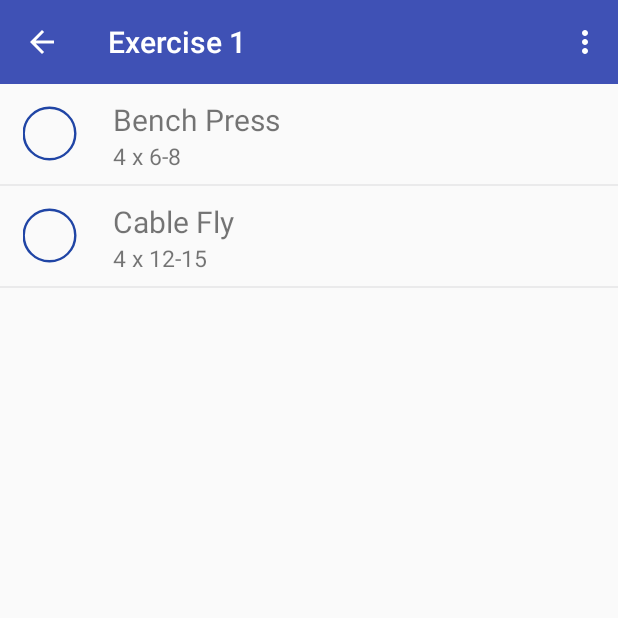
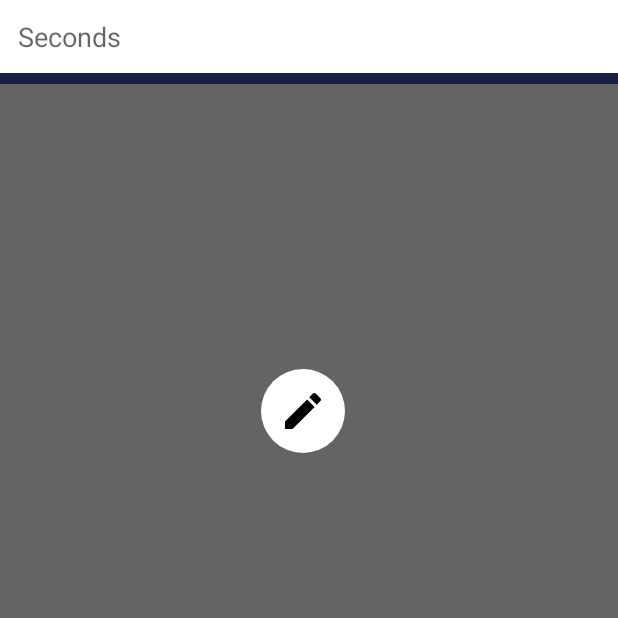
Before and after one commit to alex-t-nguyen/FitnessApp, an Android app: the workoutTemplate screen opened directly, with no data from a screen before it, in the options menu, after a tap on "add rest", on a phone screen of 412 x 824 dp, the top half of it. Run offline under Robolectric (Android 15) with nearby library versions, the phone set to English and light mode, and no system bars; our stand-ins replace Firebase (no records; nobody signed in at launch, a user with empty details on screens opened directly); libraries missing offline, so code that uses them is left out: com.facebook, com.facebook.appevents.

Commit message:
Finished database adding exercises and rest slots in workout and fixed adding workouts to list and database

```diff
--- a/app/src/main/AndroidManifest.xml
+++ b/app/src/main/AndroidManifest.xml
@@ -27,7 +27,8 @@
 
                 <category android:name="android.intent.category.LAUNCHER" />
             </intent-filter>
-        </activity> <!-- Sign Up screen -->
+        </activity>
+        <!-- Sign Up screen -->
         <activity android:name=".signUp">
             <intent-filter>
                 <action android:name=".signUp" />
--- a/app/src/main/java/com/example/fitnessapp/workoutTemplate.java
+++ b/app/src/main/java/com/example/fitnessapp/workoutTemplate.java
@@ -1,5 +1,6 @@
 package com.example.fitnessapp;
 
+import androidx.annotation.NonNull;
 import androidx.appcompat.app.AppCompatActivity;
 import androidx.appcompat.widget.Toolbar;
 import androidx.recyclerview.widget.DividerItemDecoration;
@@ -16,28 +17,33 @@ import android.view.Gravity;
 import android.view.Menu;
 import android.view.MenuItem;
 import android.view.View;
+import android.widget.EditText;
 import android.widget.ImageView;
 import android.widget.ProgressBar;
 import android.widget.TextView;
 import android.widget.Toast;
 
 import com.example.fitnessapp.listanimate.CustomItemAnimator;
+import com.example.fitnessapp.workoutCategory.Exercise;
 import com.google.firebase.auth.FirebaseAuth;
+import com.google.firebase.database.DataSnapshot;
+import com.google.firebase.database.DatabaseError;
 import com.google.firebase.database.DatabaseReference;
 import com.google.firebase.database.FirebaseDatabase;
+import com.google.firebase.database.ValueEventListener;
 
 import java.util.ArrayList;
 
 public class workoutTemplate extends AppCompatActivity {
 
-    private static final String test = "test";
-    private ArrayList<String> mExercises = new ArrayList<>();
+    private static final String TAG = "workoutTemplate: ";
+    private ArrayList<Exercise> mExercises = new ArrayList<>();
     private ArrayList<String> mDescriptions = new ArrayList<>();
 
-    private Dialog popAddExercise;
+    private Dialog popAddExercise, popAddRest;
     private ImageView popupPostImage, popupAddBtn;
 
-    TextView popupTitle, popupSets, popupReps;
+    TextView popupTitle, popupSets, popupReps, popupTime;
     ProgressBar popupClickProgress;
 
     private workoutTemplate_listAdapter adapter;
@@ -50,32 +56,129 @@ public class workoutTemplate extends AppCompatActivity {
     protected void onCreate(Bundle savedInstanceState) {
         super.onCreate(savedInstanceState);
         setContentView(R.layout.workout_template);
-        initRecyclerView();
 
         Toolbar toolbar = findViewById(R.id.toolbar);
         setSupportActionBar(toolbar);
         getSupportActionBar().setTitle("Exercise 1");
         getSupportActionBar().setDisplayHomeAsUpEnabled(true);
 
-        inipopup();
+        inipopupaddExercise();
+        inipopupaddRest();
 
         Intent intent = getIntent();
-        String key = intent.getStringExtra("key");
-        Log.i(test, key);
+        String workoutKey = intent.getStringExtra("selectedWorkoutKey");
+        String workoutGroup = intent.getStringExtra("selectedWorkoutGroup");
+        if (workoutKey == null)
+            Log.d(TAG, "null");
+        if(workoutGroup == null)
+            Log.d(TAG, "null2");
+        else {
+            Log.d(TAG, workoutKey);
+            Log.d(TAG, workoutGroup);
+        }
+
+
+        database = FirebaseDatabase.getInstance();
+        myRef = database.getReference("Workouts").child(FirebaseAuth.getInstance().getCurrentUser().getUid()).child(workoutGroup).child(workoutKey);
+
+        //initRecyclerView();
+
+
+        RecyclerView recyclerView = findViewById(R.id.recycler_view);
+        DividerItemDecoration itemDecoration = new DividerItemDecoration(getApplicationContext(), DividerItemDecoration.VERTICAL);
+        recyclerView.addItemDecoration(itemDecoration);
+
+        adapter = new workoutTemplate_listAdapter(mExercises, /*mDescriptions,*/getApplicationContext());
+        recyclerView.setAdapter(adapter);
+        recyclerView.setLayoutManager(new LinearLayoutManager(this));
+
+        // Setup custom item animator
+        recyclerView.setItemAnimator(new CustomItemAnimator());
+
+
+
+        myRef.addValueEventListener(new ValueEventListener() {
+            @Override
+            public void onDataChange(@NonNull DataSnapshot dataSnapshot) {
+                mExercises.clear();
+
+                for (DataSnapshot snapshot : dataSnapshot.getChildren())
+                {
+                    Exercise exercise = snapshot.getValue(Exercise.class);
+                    mExercises.add(exercise);
+
+                    Log.d(TAG, "Name: " + exercise.getName());
+
+                    adapter.notifyDataSetChanged();
+                }
+            }
+
+            @Override
+            public void onCancelled(@NonNull DatabaseError databaseError) {
+
+            }
+        });
+
+        /*
+        myRef.addValueEventListener(new ValueEventListener() {
+            @Override
+            public void onDataChange(@NonNull DataSnapshot dataSnapshot) {
+                listHashMap.clear();
+                listHeader.clear();
+
+                for(DataSnapshot snapshot : dataSnapshot.getChildren())
+                {
+                    try {
+                        final String parentKey = snapshot.getKey();  // contains "Push" category
+                        DatabaseReference childReference = database.getReference("Workouts").child(FirebaseAuth.getInstance().getCurrentUser().getUid()).child(parentKey);
+
+                        childReference.addValueEventListener(new ValueEventListener() {
+                            @Override
+                            public void onDataChange(@NonNull DataSnapshot dataSnapshot) {
+                                newExpandableCategory = new ArrayList<>();
+                                for (DataSnapshot snapshot1 : dataSnapshot.getChildren()) {
+                                    String childValue = snapshot1.getKey();
+                                    newExpandableCategory.add(childValue);
+                                }
+                                // Creates item in list
+                                listHeader.add(parentKey);
+                                listHashMap.put(listHeader.get(listHeader.size() - 1), newExpandableCategory);
+                                listAdapter.notifyDataSetChanged();
+                            }
+
+                            @Override
+                            public void onCancelled(@NonNull DatabaseError databaseError) {
+
+                            }
+                        });
+                    }
+                    catch(Exception e)
+                    {
+                        Log.i(TAG, "Exception: " + e.toString());
+                    }
+                }
+            }
+            @Override
+            public void onCancelled(@NonNull DatabaseError databaseError) {
+
+            }
+        });
+        */
     }
 
     private void initRecyclerView() {
-
+        /*
         mExercises.add("Bench Press");
         mDescriptions.add("4" + " x " + "6-8");
 
         mExercises.add("Cable Fly");
         mDescriptions.add("4" + " x " + "12-15");
-
+        */
         RecyclerView recyclerView = findViewById(R.id.recycler_view);
         DividerItemDecoration itemDecoration = new DividerItemDecoration(getApplicationContext(), DividerItemDecoration.VERTICAL);
         recyclerView.addItemDecoration(itemDecoration);
-        adapter = new workoutTemplate_listAdapter(mExercises, mDescriptions, this);
+
+        adapter = new workoutTemplate_listAdapter(mExercises, /*mDescriptions,*/getApplicationContext());
         recyclerView.setAdapter(adapter);
         recyclerView.setLayoutManager(new LinearLayoutManager(this));
 
@@ -98,6 +201,9 @@ public class workoutTemplate extends AppCompatActivity {
                 Toast.makeText(this, "Add Exercise", Toast.LENGTH_SHORT).show();
                 popAddExercise.show();
                 break;
+            case R.id.add_rest:
+                Toast.makeText(this, "Add Rest", Toast.LENGTH_SHORT).show();
+                popAddRest.show();
             case R.id.edit:
                 Toast.makeText(this, "Edit Exercises", Toast.LENGTH_SHORT).show();
                 break;
@@ -105,7 +211,7 @@ public class workoutTemplate extends AppCompatActivity {
         return super.onOptionsItemSelected(item);
     }
 
-    private void inipopup() {
+    private void inipopupaddExercise() {
         popAddExercise = new Dialog(this);
         popAddExercise.setContentView(R.layout.popup_add_exercise);
         popAddExercise.getWindow().setBackgroundDrawable(new ColorDrawable(Color.TRANSPARENT));
@@ -120,29 +226,69 @@ public class workoutTemplate extends AppCompatActivity {
         popupAddBtn = popAddExercise.findViewById(R.id.popup_add);
         popupClickProgress = popAddExercise.findViewById(R.id.popup_progressBar);
 
-        database = FirebaseDatabase.getInstance();
-        // myRef = database.getReference("Workouts").child(FirebaseAuth.getInstance().getCurrentUser().getUid()).child()
-
         // Add exercise click listener
         popupAddBtn.setOnClickListener(new View.OnClickListener() {
             @Override
             public void onClick(View v) {
                 popupAddBtn.setVisibility(View.INVISIBLE);
                 popupClickProgress.setVisibility(View.VISIBLE);
-                addExercise(popupTitle.getText().toString(), popupSets.getText().toString(), popupReps.getText().toString());
+                Exercise exercise = new Exercise(popupTitle.getText().toString(), popupSets.getText().toString(), popupReps.getText().toString(), "");
+                addExercise(exercise);
+                String exerciseKey = myRef.push().getKey();
+                Log.d(TAG, "key: " + exerciseKey);
+                myRef.child(exerciseKey).child("name").setValue(exercise.getName());
+                myRef.child(exerciseKey).child("sets").setValue(exercise.getSets());
+                myRef.child(exerciseKey).child("reps").setValue(exercise.getReps());
+                myRef.child(exerciseKey).child("rest").setValue(exercise.getRest());    // Empty string
 
+                //Log.i(TAG, popupTitle.getText().toString());
+
+                popupClickProgress.setVisibility(View.INVISIBLE);
                 popAddExercise.dismiss();
-                popupClickProgress.setVisibility(View.INVISIBLE);
                 popupAddBtn.setVisibility(View.VISIBLE);
             }
         });
     }
 
-    private void addExercise(String name, String sets, String reps) {
-        mExercises.add(name);
-        mDescriptions.add(sets + " x " + reps);
+    private void addExercise(Exercise exercise) {
+        mExercises.add(exercise);
+        //mDescriptions.add(sets + " x " + reps);
         adapter.notifyItemInserted(mExercises.size() - 1);
     }
 
+    private void inipopupaddRest() {
+        popAddRest = new Dialog(this);
+        popAddRest.setContentView(R.layout.popup_add_rest);
+        popAddRest.getWindow().setBackgroundDrawable(new ColorDrawable(Color.TRANSPARENT));
+        popAddRest.getWindow().setLayout(Toolbar.LayoutParams.MATCH_PARENT, Toolbar.LayoutParams.WRAP_CONTENT);
+        popAddRest.getWindow().getAttributes().gravity = Gravity.TOP;
 
+        // inipopup widgets
+        popupPostImage = popAddRest.findViewById(R.id.popup_img);
+        popupTime = popAddRest.findViewById(R.id.popupTime);
+        //popupTime.setTransformationMethod(null);
+        popupAddBtn = popAddRest.findViewById(R.id.popup_add_rest);
+        popupClickProgress = popAddRest.findViewById(R.id.popup_progressBar);
+
+        popupAddBtn.setOnClickListener(new View.OnClickListener() {
+            @Override
+            public void onClick(View v) {
+                popupAddBtn.setVisibility(View.INVISIBLE);
+                popupClickProgress.setVisibility(View.VISIBLE);
+                Exercise exercise = new Exercise();
+                exercise.setRest(popupTime.getText().toString());
+                addExercise(exercise);
+                String restKey = myRef.push().getKey();
+
+                myRef.child(restKey).child("name").setValue(exercise.getName());    // Empty string
+                myRef.child(restKey).child("sets").setValue(exercise.getSets());    // Empty string
+                myRef.child(restKey).child("reps").setValue(exercise.getReps());    // Empty string
+                myRef.child(restKey).child("rest").setValue(exercise.getRest());
+
+                popupClickProgress.setVisibility(View.INVISIBLE);
+                popAddRest.dismiss();
+                popupAddBtn.setVisibility(View.VISIBLE);
+            }
+        });
+    }
 }
--- a/app/src/main/java/com/example/fitnessapp/workoutTemplate_listAdapter.java
+++ b/app/src/main/java/com/example/fitnessapp/workoutTemplate_listAdapter.java
@@ -1,6 +1,8 @@
 package com.example.fitnessapp;
 
 import android.content.Context;
+import android.nfc.Tag;
+import android.text.TextUtils;
 import android.util.Log;
 import android.view.LayoutInflater;
 import android.view.View;
@@ -13,60 +15,145 @@ import androidx.annotation.NonNull;
 import androidx.recyclerview.widget.RecyclerView;
 import androidx.recyclerview.widget.RecyclerView.Adapter;
 
+import com.example.fitnessapp.workoutCategory.Exercise;
 import com.facebook.appevents.suggestedevents.ViewOnClickListener;
 
 import java.util.ArrayList;
 
-public class workoutTemplate_listAdapter extends Adapter<workoutTemplate_listAdapter.viewHolder>{
+public class workoutTemplate_listAdapter extends Adapter<RecyclerView.ViewHolder>{
     private static final String TAG = "RecyclerViewAdapter";
 
-    private ArrayList<String> mExercises = new ArrayList<>();
-    private ArrayList<String> mDescriptions = new ArrayList<>();
+    private ArrayList<Exercise> mExercises;
+    // ArrayList<String> mDescriptions = new ArrayList<>();
     private Context mContext;
 
+    private static int TYPE_NAME = 1;
+    private static int TYPE_REST = 2;
 
-    public workoutTemplate_listAdapter(ArrayList<String> mExercises, ArrayList<String> mDescriptions, Context mContext) {
+
+    public workoutTemplate_listAdapter(ArrayList<Exercise> mExercises, /*ArrayList<String> mDescriptions,*/ Context mContext) {
         this.mExercises = mExercises;
-        this.mDescriptions = mDescriptions;
+        //this.mDescriptions = mDescriptions;
         this.mContext = mContext;
     }
 
     @NonNull
     @Override
-    public viewHolder onCreateViewHolder(@NonNull ViewGroup parent, int viewType) {
-        View view = LayoutInflater.from(parent.getContext()).inflate(R.layout.workout_template_list_item, parent, false);
-        return new viewHolder(view);
+    public RecyclerView.ViewHolder onCreateViewHolder(@NonNull ViewGroup parent, int viewType) {
+        View view;
+        if (viewType == TYPE_NAME) {
+            view = LayoutInflater.from(parent.getContext()).inflate(R.layout.workout_template_list_item, parent, false);
+            return new viewHolderName(view);
+        }
+        else //
+        {
+            view = LayoutInflater.from(parent.getContext()).inflate(R.layout.workout_template_list_item_rest, parent, false);
+            return new viewHolderRest(view);
+        }
     }
 
+    @Override
+    public void onBindViewHolder(@NonNull RecyclerView.ViewHolder holder, final int position) {
+        if(getItemViewType(position) == TYPE_NAME)
+        {
+            ((viewHolderName)holder).setNameDetails(mExercises.get(position));
+            ((viewHolderName)holder).parentLayout.setOnClickListener(new View.OnClickListener() {
+                @Override
+                public void onClick(View v) {
+                    Toast.makeText(mContext, mExercises.get(position).getName(), Toast.LENGTH_SHORT).show();
+                }
+            });
+        }
+        else
+            ((viewHolderRest)holder).setRestDetails(mExercises.get(position));
+    }
+
+    /*
     @Override
     public void onBindViewHolder(@NonNull viewHolder holder, final int position) {
         Log.d(TAG, "onBindViewHolder: called.");
 
-        holder.exercise.setText(mExercises.get(position));
-        holder.description.setText(mDescriptions.get(position));
+        holder.exercise.setText(mExercises.get(position).getName());
+        String description = mExercises.get(position).getSets() + " x " + mExercises.get(position).getReps();
+        Log.d(TAG, "description: " + mExercises.get(position).getSets() + " sets.");
+        holder.description.setText(description);
         holder.parentLayout.setOnClickListener(new View.OnClickListener() {
             @Override
             public void onClick(View v) {
-                Toast.makeText(mContext, mExercises.get(position), Toast.LENGTH_SHORT).show();
+                Toast.makeText(mContext, mExercises.get(position).getName(), Toast.LENGTH_SHORT).show();
             }
         });
     }
+    */
 
     @Override
     public int getItemCount() {
         return mExercises.size();
     }
 
-    public class viewHolder extends RecyclerView.ViewHolder {
+    @Override
+    public int getItemViewType(int position)
+    {
+        if(TextUtils.isEmpty(mExercises.get(position).getRest()))
+            return TYPE_NAME;
+        else
+            return TYPE_REST;
+    }
+
+    public class viewHolderName extends RecyclerView.ViewHolder {
         TextView exercise;
         TextView description;
         RelativeLayout parentLayout;
 
-        public viewHolder(View itemView) {
+        public viewHolderName(View itemView) {
             super(itemView);
             exercise = itemView.findViewById(R.id.exercise_name);
             description = itemView.findViewById(R.id.description);
             parentLayout = itemView.findViewById(R.id.list_item_layout);
+
         }
+        private void setNameDetails(Exercise e)
+        {
+            exercise.setText(e.getName());
+            String desc = e.getSets() + " x " + e.getReps();
+            description.setText(desc);
+        }
+
+    }
+
+    public class viewHolderRest extends RecyclerView.ViewHolder {
+        TextView exercise;
+        TextView description;
+        RelativeLayout parentLayout;
+
+        public viewHolderRest(View itemView) {
+            super(itemView);
+            exercise = itemView.findViewById(R.id.rest_title);
+            description = itemView.findViewById(R.id.description_rest);
+            parentLayout = itemView.findViewById(R.id.list_item_layout);
+        }
+        private void setRestDetails(Exercise e)
+        {
+            exercise.setText("REST");
+            int restTime = Integer.parseInt(e.getRest());
+            int seconds = restTime;
+            int minutes = 0;
+            String timeFormatted;
+            if(restTime > 60) {
+                seconds = restTime % 60;
+                minutes = restTime / 60;
+            }
+            if (minutes < 10 && seconds < 10)   // If min and sec are both single digit
+                timeFormatted = "0" + minutes + ":" + "0" + seconds;
+            else if (minutes < 10 && seconds > 10)  // If only min is single digit
+                timeFormatted = "0" + minutes + ":" + seconds;
+            else if (minutes > 10 && seconds < 10)  // If only sec is single digit
+                timeFormatted = minutes + ":" + "0" + seconds;
+            else    // If neither min or sec are single digit
+                timeFormatted = minutes + ":" + seconds;
+            description.setText(timeFormatted);
+        }
+
+
     }
 }
--- a/app/src/main/res/layout/menu_fragment.xml
+++ b/app/src/main/res/layout/menu_fragment.xml
@@ -12,7 +12,6 @@
     android:layout_width="match_parent"
     android:layout_height="wrap_content"
     android:background="@color/contentBodyColor">
-
     <LinearLayout
         android:orientation="vertical"
         android:layout_width="match_parent"
--- /dev/null
+++ b/app/src/main/res/layout/popup_add_rest.xml
@@ -0,0 +1,63 @@
+<?xml version="1.0" encoding="utf-8"?>
+<androidx.constraintlayout.widget.ConstraintLayout xmlns:android="http://schemas.android.com/apk/res/android"
+    xmlns:app="http://schemas.android.com/apk/res-auto"
+    xmlns:tools="http://schemas.android.com/tools"
+    android:layout_width="match_parent"
+    android:layout_height="wrap_content">
+
+    <EditText
+        android:background="@drawable/popup_edittext_style"
+        android:id="@+id/popupTime"
+        android:inputType="number"
+        android:layout_width="0dp"
+        android:layout_height="wrap_content"
+        android:ems="10"
+        android:hint="Seconds"
+        app:layout_constraintEnd_toEndOf="parent"
+        app:layout_constraintStart_toStartOf="parent"
+        app:layout_constraintTop_toTopOf="parent" />
+
+    <ImageView
+        android:background="#2d2d2d"
+        android:id="@+id/popup_img_rest"
+        android:layout_width="0dp"
+        android:layout_height="225dp"
+        android:scaleType="centerCrop"
+        app:layout_constraintStart_toEndOf="parent"
+        app:layout_constraintHorizontal_bias="0.0"
+        app:layout_constraintStart_toStartOf="parent"
+        app:layout_constraintTop_toBottomOf="@+id/popupTime"
+        tools:srcCompat="@tools:sample/backgrounds/scenic"/>
+
+    <androidx.appcompat.widget.AppCompatImageView
+        android:id="@+id/popup_add_rest"
+        android:layout_width="56dp"
+        android:layout_height="56dp"
+        android:layout_marginTop="8dp"
+        android:layout_marginEnd="8dp"
+        android:layout_marginRight="8dp"
+        android:background="@drawable/circle_bg2"
+        android:padding="12dp"
+        android:paddingBottom="12dp"
+        app:layout_constraintBottom_toBottomOf="@id/popup_img_rest"
+        app:layout_constraintEnd_toEndOf="parent"
+        app:layout_constraintStart_toStartOf="parent"
+        app:layout_constraintTop_toBottomOf="@+id/popup_img_rest"
+        app:srcCompat="@drawable/edit_pencil_24dp" />
+
+    <ProgressBar
+        android:padding="4dp"
+        android:background="@drawable/circle_bg2"
+        android:visibility="invisible"
+        android:id="@+id/popup_progressBar"
+        style="?android:attr/progressBarStyle"
+        android:layout_width="wrap_content"
+        android:layout_height="wrap_content"
+        android:layout_marginTop="0dp"
+        android:layout_marginBottom="0dp"
+        app:layout_constraintBottom_toBottomOf="parent"
+        app:layout_constraintEnd_toEndOf="@id/popup_add_rest"
+        app:layout_constraintStart_toStartOf="@id/popup_add_rest"
+        app:layout_constraintTop_toTopOf="@id/popup_add_rest"/>
+
+</androidx.constraintlayout.widget.ConstraintLayout>
--- a/app/src/main/res/layout/profile_fragment.xml
+++ b/app/src/main/res/layout/profile_fragment.xml
@@ -82,6 +82,7 @@
             style="@style/viewParent.headerText.settingsMiniTitle"
             android:text="Logins"/>
         <TextView
+            android:id="@+id/help"
             style="@style/viewParent.headerText.settingsTextIcon"
             android:drawableLeft="@drawable/ic_help_outline_black_24dp"
             android:text="Help"
```
Also changed, not shown: app/src/main/java/com/example/fitnessapp/workoutCategory/Exercise.java (added, +49 -0 lines), app/src/main/java/com/example/fitnessapp/workoutCategory/workoutGroup.java (deleted, +0 -21 lines), app/src/main/java/com/example/fitnessapp/workouts.java (+222 -20 lines), app/src/main/res/layout/workout_template_list_item_rest.xml (added, +34 -0 lines).
